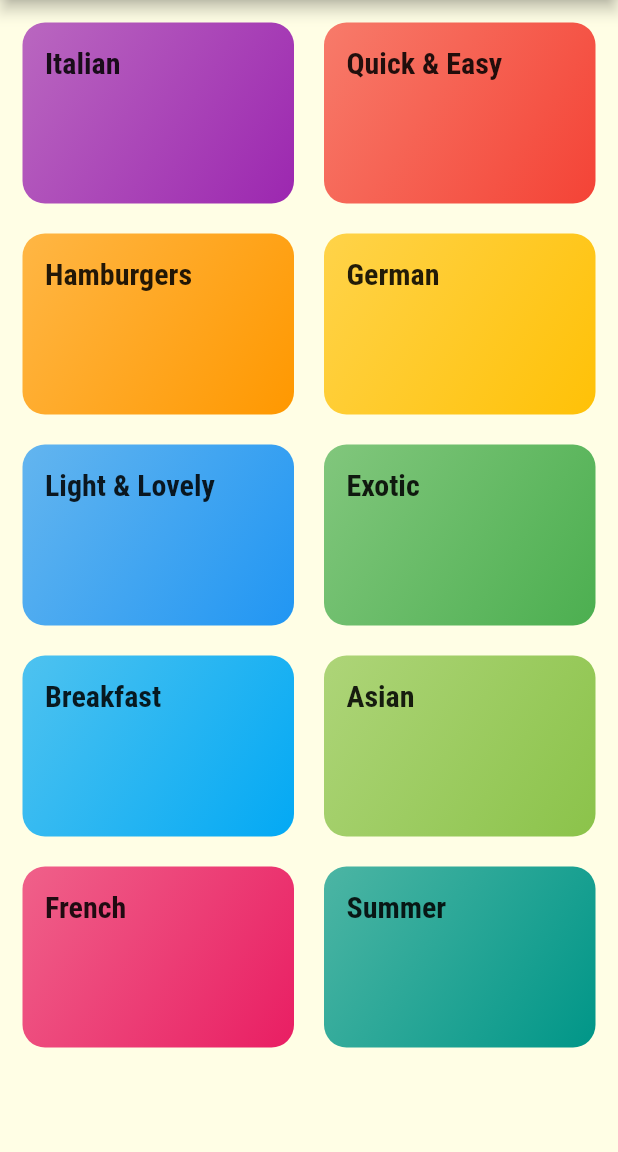
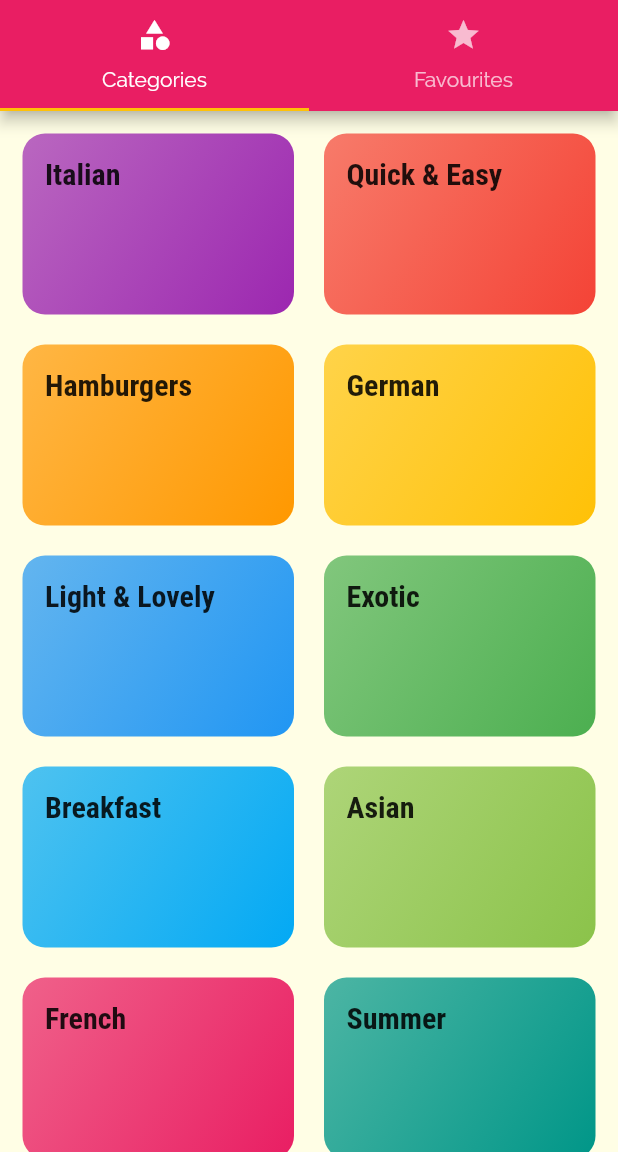
Before and after one commit to shankar75031/meals-app-flutter, a Flutter app: the screen it shows after launch, on a phone screen of 412 x 824 dp, the part 84-1236 px from its top. Run offline on Flutter 3.47's test engine with Material 2 defaults, Android fonts, the phone set to English and light mode, and no system bars.

Commit message:
added top tabs for home page

```diff
--- a/lib/main.dart
+++ b/lib/main.dart
@@ -2,6 +2,7 @@ import 'package:flutter/material.dart';
 import 'package:homely_meals/screens/categories_screen.dart';
 import 'package:homely_meals/screens/category_meals_screen.dart';
 import 'package:homely_meals/screens/meal_detail_screen.dart';
+import 'package:homely_meals/screens/tabs_screen.dart';
 
 void main() {
   runApp(MyApp());
@@ -31,7 +32,7 @@ class MyApp extends StatelessWidget {
       // home: CategoriesScreen(),
       initialRoute: '/',
       routes: {
-        '/': (ctx) => CategoriesScreen(),
+        '/': (ctx) => TabsScreen(),
         CategoryMealsScreen.ROUTE_NAME: (ctx) => CategoryMealsScreen(),
         MealDetailScreen.ROUTE_NAME: (ctx) => MealDetailScreen(),
       },
@@ -41,7 +42,7 @@ class MyApp extends StatelessWidget {
       },
       onUnknownRoute: (settings) {
         // Reached when flutter failed to build a screen. Kind of like a 404 page in web
-        return MaterialPageRoute(builder: (ctx) => CategoriesScreen());
+        return MaterialPageRoute(builder: (ctx) => TabsScreen());
       },
     );
   }
--- a/lib/screens/categories_screen.dart
+++ b/lib/screens/categories_screen.dart
@@ -5,11 +5,7 @@ import 'package:homely_meals/widgets/category_item.dart';
 class CategoriesScreen extends StatelessWidget {
   @override
   Widget build(BuildContext context) {
-    return Scaffold(
-      appBar: AppBar(
-        title: Text('Homely Meals'),
-      ),
-      body: GridView(
+    return GridView(
       padding: const EdgeInsets.all(15),
       children: DUMMY_CATEGORIES.map((category) {
         return CategoryItem(category.id, category.title, category.color);
@@ -20,7 +16,6 @@ class CategoriesScreen extends StatelessWidget {
         crossAxisSpacing: 20,
         mainAxisSpacing: 20,
       ),
-      ),
     );
   }
 }
--- /dev/null
+++ b/lib/screens/favourites_screen.dart
@@ -0,0 +1,8 @@
+import 'package:flutter/material.dart';
+
+class FavouritesScreen extends StatelessWidget {
+  @override
+  Widget build(BuildContext context) {
+    return Container();
+  }
+}
--- /dev/null
+++ b/lib/screens/tabs_screen.dart
@@ -0,0 +1,41 @@
+import 'package:flutter/material.dart';
+import 'package:homely_meals/screens/favourites_screen.dart';
+import './categories_screen.dart';
+
+class TabsScreen extends StatefulWidget {
+  @override
+  _TabsScreenState createState() => _TabsScreenState();
+}
+
+class _TabsScreenState extends State<TabsScreen> {
+  @override
+  Widget build(BuildContext context) {
+    return DefaultTabController(
+      child: Scaffold(
+        appBar: AppBar(
+          title: Text('Homely Meals'),
+          bottom: TabBar(
+            tabs: [
+              Tab(
+                icon: Icon(Icons.category),
+                text: 'Categories',
+              ),
+              Tab(
+                icon: Icon(Icons.star),
+                text: 'Favourites',
+              )
+            ],
+          ),
+        ),
+        body: TabBarView(
+          // Number of children should be same as number of tabs
+          children: [
+            CategoriesScreen(),
+            FavouritesScreen(),
+          ],
+        ),
+      ),
+      length: 2,
+    );
+  }
+}
```
Lines whose indentation alone changed are shown as unchanged.
